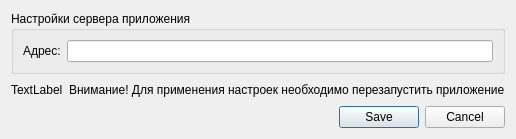
The window that settingsdialog.ui (QtWorks/VirtualClientDialogEditor) describes before a commit, drawn with Qt 5.
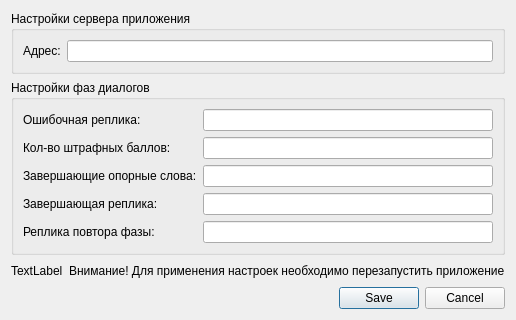
The same window after the commit.

Commit message: Added global settings for some phase replicas Fixed an issue in PhaseNode::shallowCopy

Diff of the .ui file:
```diff
--- a/settingsdialog.ui
+++ b/settingsdialog.ui
@@ -7,7 +7,7 @@
     <x>0</x>
     <y>0</y>
     <width>475</width>
-    <height>136</height>
+    <height>301</height>
    </rect>
   </property>
   <property name="maximumSize">
@@ -19,7 +19,7 @@
   <property name="windowTitle">
    <string>Настройки приложения</string>
   </property>
-  <layout class="QVBoxLayout" name="verticalLayout_2">
+  <layout class="QVBoxLayout" name="verticalLayout_3">
    <item>
     <widget class="QGroupBox" name="groupBox">
      <property name="title">
@@ -43,6 +43,69 @@
      </layout>
     </widget>
    </item>
+   <item>
+    <widget class="QGroupBox" name="groupBox_2">
+     <property name="title">
+      <string>Настройки фаз диалогов</string>
+     </property>
+     <layout class="QVBoxLayout" name="verticalLayout_2">
+      <item>
+       <layout class="QFormLayout" name="formLayout_2">
+        <item row="0" column="0">
+         <widget class="QLabel" name="label_2">
+          <property name="text">
+           <string>Ошибочная реплика:</string>
+          </property>
+         </widget>
+        </item>
+        <item row="1" column="0">
+         <widget class="QLabel" name="label_3">
+          <property name="text">
+           <string>Кол-во штрафных баллов:</string>
+          </property>
+         </widget>
+        </item>
+        <item row="2" column="0">
+         <widget class="QLabel" name="label_4">
+          <property name="text">
+           <string>Завершающие опорные слова:</string>
+          </property>
+         </widget>
+        </item>
+        <item row="3" column="0">
+         <widget class="QLabel" name="label_5">
+          <property name="text">
+           <string>Завершающая реплика:</string>
+          </property>
+         </widget>
+        </item>
+        <item row="4" column="0">
+         <widget class="QLabel" name="label_6">
+          <property name="text">
+           <string>Реплика повтора фазы:</string>
+          </property>
+         </widget>
+        </item>
+        <item row="0" column="1">
+         <widget class="QLineEdit" name="phaseErrorReplicaLineEdit"/>
+        </item>
+        <item row="1" column="1">
+         <widget class="QLineEdit" name="phaseErrorPenaltyLineEdit"/>
+        </item>
+        <item row="2" column="1">
+         <widget class="QLineEdit" name="phaseFinishingExpectedWordsLineEdit"/>
+        </item>
+        <item row="3" column="1">
+         <widget class="QLineEdit" name="phaseFinishingReplicaLineEdit"/>
+        </item>
+        <item row="4" column="1">
+         <widget class="QLineEdit" name="phaseRepeatReplicaLineEdit"/>
+        </item>
+       </layout>
+      </item>
+     </layout>
+    </widget>
+   </item>
    <item>
     <spacer name="verticalSpacer">
      <property name="orientation">
```
The commit also changes 13 other files.
